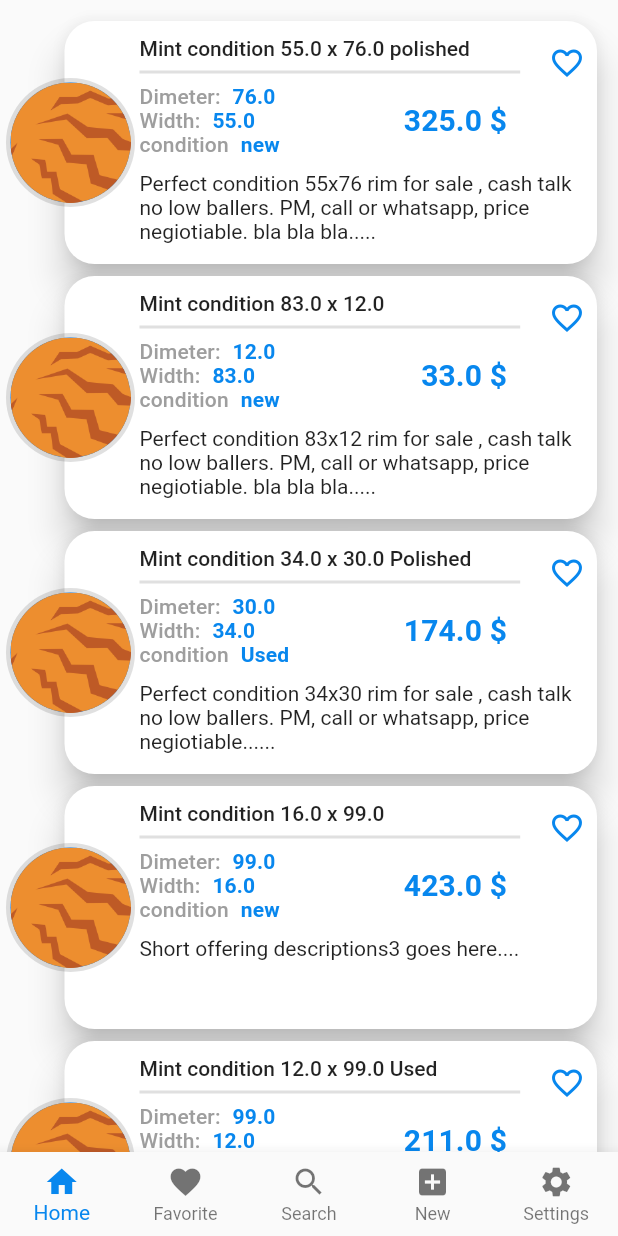
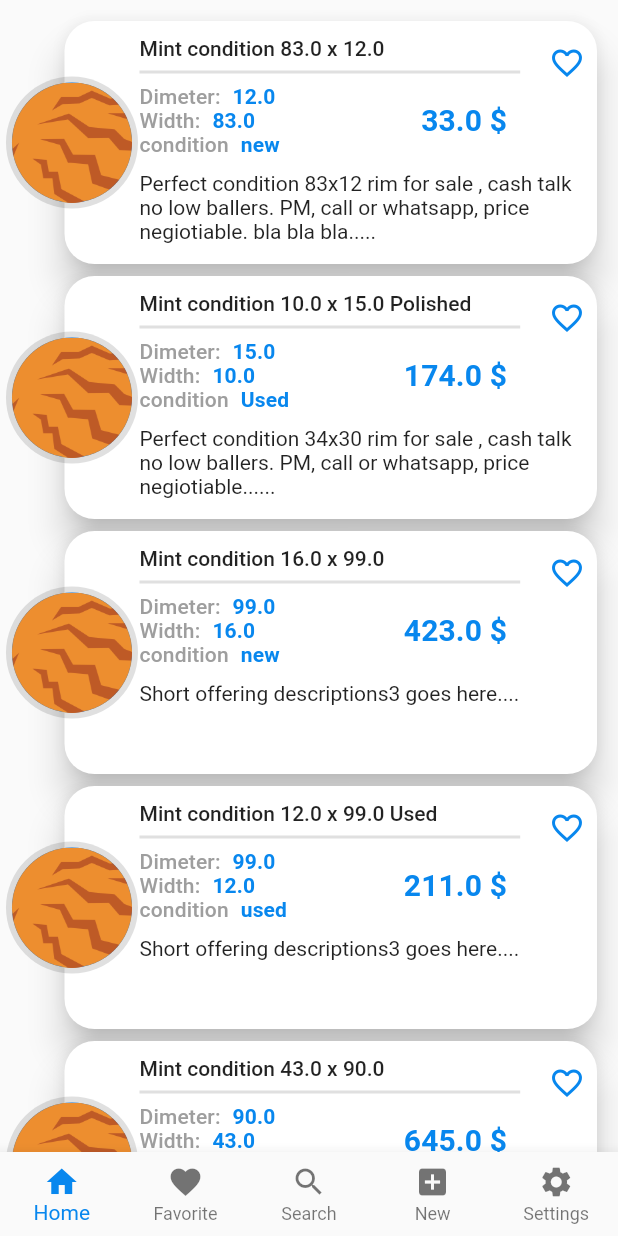
Before and after one commit to farmanullahQAU/parameters_app, a Flutter app: the screen it shows after launch, after a tap on "login", on a phone screen of 412 x 824 dp. Run offline on Flutter 3.47's test engine with Material 2 defaults, Android fonts, the phone set to English and light mode, and no system bars; our stand-ins replace animated_splash_screen, bot_toast, flutter_svg, font_awesome_flutter, get, google_fonts and 1 more; missing offline and left inert: flutter_share_me.

Commit message:
issue fixed

```diff
--- a/lib/components/image_avatar.dart
+++ b/lib/components/image_avatar.dart
@@ -12,7 +12,7 @@ class ImageAvatar extends StatelessWidget {
       alignment: this.alignment!,
       child: CircleAvatar(
     backgroundColor: Theme.of(context).dividerColor,
-        radius: 43,
+        radius: 44,
         child: CircleAvatar(
           radius: 40,
 
--- a/lib/constants/theme.dart
+++ b/lib/constants/theme.dart
@@ -4,7 +4,7 @@ import 'package:flutter/material.dart';
 import 'package:get/get.dart';
 
 class AppTheme {
-  static final blueDarkPrimaryColor = Color.fromARGB(255, 8, 135, 238);
+  static final blueDarkPrimaryColor = const Color.fromARGB(255, 8, 135, 238);
   static final orangeDarkPrimaryColor = Colors.orange.shade900;
 
   static final blackThemePrimaryColor = Colors.black12;
@@ -22,7 +22,7 @@ inactiveTrackColor:orangeDarkPrimaryColor.withAlpha(100),
 
 
     ),
-    textTheme: TextTheme(
+    textTheme: const TextTheme(
 
 
         titleSmall: TextStyle(color: Color.fromARGB(255, 209, 14, 46))),
@@ -36,8 +36,8 @@ inactiveTrackColor:orangeDarkPrimaryColor.withAlpha(100),
         BottomNavigationBarThemeData(selectedItemColor: orangeDarkPrimaryColor),
     outlinedButtonTheme: OutlinedButtonThemeData(
         style: OutlinedButton.styleFrom(
-      textStyle: TextStyle(color: Colors.white),
-      padding: EdgeInsets.symmetric(vertical: 15),
+      textStyle: const TextStyle(color: Colors.white),
+      padding: const EdgeInsets.symmetric(vertical: 15),
       shape: RoundedRectangleBorder(
         borderRadius: new BorderRadius.circular(10.0),
       ),
@@ -55,8 +55,8 @@ inactiveTrackColor:orangeDarkPrimaryColor.withAlpha(100),
         BottomNavigationBarThemeData(selectedItemColor: blueDarkPrimaryColor),
     outlinedButtonTheme: OutlinedButtonThemeData(
         style: OutlinedButton.styleFrom(
-      textStyle: TextStyle(color: Colors.white),
-      padding: EdgeInsets.symmetric(vertical: 15),
+      textStyle: const TextStyle(color: Colors.white),
+      padding: const EdgeInsets.symmetric(vertical: 15),
       shape: RoundedRectangleBorder(
         borderRadius: new BorderRadius.circular(10.0),
       ),
@@ -69,14 +69,14 @@ inactiveTrackColor:orangeDarkPrimaryColor.withAlpha(100),
     outlinedButtonTheme: OutlinedButtonThemeData(
         style: OutlinedButton.styleFrom(
       backgroundColor: Colors.black,
-      textStyle: TextStyle(color: Colors.white),
-      padding: EdgeInsets.symmetric(vertical: 15),
+      textStyle: const TextStyle(color: Colors.white),
+      padding: const EdgeInsets.symmetric(vertical: 15),
       shape: RoundedRectangleBorder(
         borderRadius: new BorderRadius.circular(10.0),
       ),
     )),
 
-    sliderTheme: SliderThemeData(
+    sliderTheme: const SliderThemeData(
 
   activeTrackColor: Colors.cyan,
 
@@ -88,9 +88,9 @@ inactiveTrackColor: Colors.red   ,thumbColor: Colors.white
     dividerColor: Colors.green.shade700,
     brightness: Brightness.dark,
 
-    textTheme: TextTheme(
+    textTheme: const TextTheme(
         titleLarge: TextStyle(color: Colors.white),
-        titleSmall: TextStyle(color: Color.fromARGB(255, 133, 245, 5))),
+        titleSmall: const TextStyle(color: Color.fromARGB(255, 133, 245, 5))),
     primaryColor: blackThemePrimaryColor,
 
     // ),
--- a/lib/screens/favourite/favorites.dart
+++ b/lib/screens/favourite/favorites.dart
@@ -13,12 +13,13 @@ class FavoriteView extends StatelessWidget {
     return Obx(()=>
        ListView.builder(
 
-            itemCount: controller.tyresList.where((model) =>model.wheel.isFavorite==true ).length,
+            itemCount: controller.tyresList.length,
 
             itemBuilder: (context,index){
     final _tyreModel=controller.tyresList[index];
 
-            return HomeViewCard(tyreModel:_tyreModel,index:index);
+
+            return _tyreModel.wheel.isFavorite==true? HomeViewCard(tyreModel:_tyreModel,index:index):Container();
           }),
     );
   }
--- a/lib/screens/home/home_controller.dart
+++ b/lib/screens/home/home_controller.dart
@@ -17,19 +17,19 @@ List<TyreModel> get tyresList=>_tyresList;
     _tyresList=[
 
 
-      TyreModel(
+      // TyreModel(
 
-        description: "Perfect condition 55x76 rim for sale , cash talk no low ballers. PM, call or whatsapp, price negiotiable. bla bla bla.....",
+      //   description: "Perfect condition 55x76 rim for sale , cash talk no low ballers. PM, call or whatsapp, price negiotiable. bla bla bla.....",
 
-        wheel: WheelModel(
+      //   wheel: WheelModel(
 
-         price: 325,
+      //    price: 325,
 
-          condition: "new",
+      //     condition: "new",
 
 
-          shortDescription: "polished",
-          rimOffset: 22, rimWidth: 55,rimDimeter: 76), type: "Rim", tyreWidth: 34),
+      //     shortDescription: "polished",
+      //     rimOffset: 22, rimWidth: 55,rimDimeter: 76), type: "Rim", tyreWidth: 34),
 
             TyreModel(
              description: "Perfect condition 83x12 rim for sale , cash talk no low ballers. PM, call or whatsapp, price negiotiable. bla bla bla.....",
@@ -53,7 +53,7 @@ List<TyreModel> get tyresList=>_tyresList;
 
 
           shortDescription: "Polished",
-          rimOffset: 47, rimWidth: 34,rimDimeter: 30), type: "Rim", tyreWidth: 34),
+          rimOffset: 47, rimWidth: 10,rimDimeter: 15), type: "Rim", tyreWidth: 11),
             TyreModel(
         description: "Short offering descriptions3 goes here....",
 
--- a/lib/screens/home/home_view.dart
+++ b/lib/screens/home/home_view.dart
@@ -154,7 +154,7 @@ SizedBox(
   }
 
     _addFavouriteIcon(TyreModel model) {
-    final index = controller.tyresList.indexOf(model);
+
 
     return Positioned(
       right: 10,
@@ -172,13 +172,15 @@ SizedBox(
               // });
               controller.tyresList[index] = model;
             },
-            icon: controller.tyresList[index].wheel.isFavorite
-                ? Icon(
-                    Icons.favorite,
-                    color: Theme.of(Get.context!).iconTheme.color,
-                  )
-                : Icon(Icons.favorite_border)),
-      ),
+            icon:
+              controller.tyresList[index].wheel.isFavorite==true
+                  ? Icon(
+                      Icons.favorite,
+                      color: Theme.of(Get.context!).iconTheme.color,
+                    )
+                  : const Icon(Icons.favorite_border),
+            )),
+
     );
   }
 }
--- a/lib/screens/search/serach_view.dart
+++ b/lib/screens/search/serach_view.dart
@@ -61,7 +61,7 @@ class SearchView extends GetView<SearchViewController> {
 
          backgroundColor: Theme.of(context).appBarTheme.backgroundColor,
 
-         title: Text("search"),),
+         title: Text("filter"),),
       body: SingleChildScrollView(
 
 
@@ -273,14 +273,21 @@ class SearchView extends GetView<SearchViewController> {
 
 class SearchViewController extends GetxController{
 
-  List<TyreModel> get availableSearched=>Get.find<HomeController>().tyresList.where((model) =>model.wheel.rimWidth
+  List<TyreModel> get availableSearched=>Get.find<HomeController>().tyresList.where((model) =>((model.wheel.rimWidth
 
-  >=currentRimWidthRangeValues.value.start&&model.wheel.rimWidth<=
+  >=currentRimWidthRangeValues.value.start)&&(model.wheel.rimWidth<=
 
-  currentRimWidthRangeValues.value.end
+  currentRimWidthRangeValues.value.end))
 
 
-   ).toList();
+
+
+
+   ).where((model) => (model.wheel.rimDimeter!
+
+                    >=currentDimeterRangeValues.value.start)&&(model.wheel.rimDimeter!<=
+
+  currentDimeterRangeValues.value.end)).toList();
     final isSearching=false.obs;
 
   @override
```
Also changed, not shown: lib/screens/details_view/details_view.dart (+30 -11 lines), lib/screens/details_view/details_view_controller.dart (+0 -13 lines), lib/screens/favourite/favorite_view_controller.dart (+11 -11 lines).
